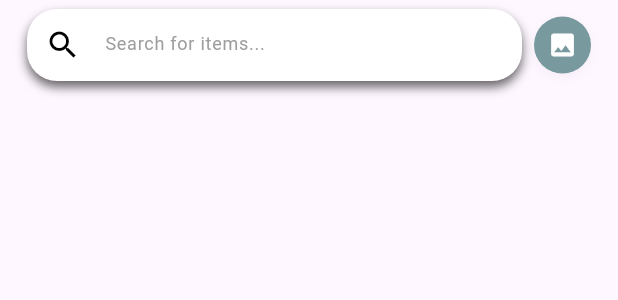
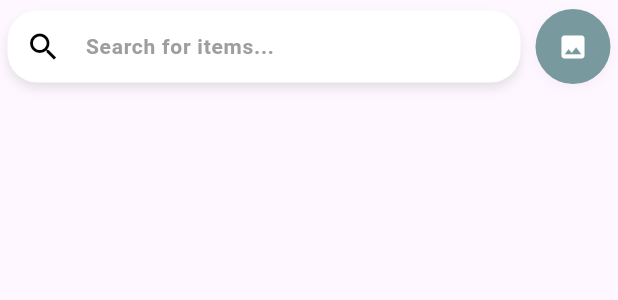
Before and after one commit to VarunDevFD/Wedding_rental_app_user, a Flutter app: the AnimatedSearchBar widget shown alone on an empty page, opened directly, on a phone screen of 412 x 824 dp. Shown: the top 300 px of the screen. Run offline on Flutter 3.47's test engine with Material 3 defaults, Android fonts, the phone set to English and light mode, and no system bars; our stand-ins replace bloc, carousel_slider, cloud_firestore, dartz, equatable, firebase_auth and 9 more; missing offline and left inert: colorful_safe_area; accounts and stored records are empty; statements that could not run were skipped.

Commit message:
search: UI desgin done

```diff
--- a/lib/core/routes/app_blocs.dart
+++ b/lib/core/routes/app_blocs.dart
@@ -3,7 +3,7 @@ import 'package:flutter_bloc/flutter_bloc.dart';
 
 import 'package:vr_wedding_rental/features/auth/presentation/bloc/auth_bloc/auth_bloc_bloc.dart';
 import 'package:vr_wedding_rental/features/auth/presentation/bloc/forgot_pass_word_bloc/forgot_password_bloc_bloc.dart';
-import 'package:vr_wedding_rental/features/home/presentation/bloc/animation_search_bar_bloc/an_search_bloc.dart';
+import 'package:vr_wedding_rental/features/home/presentation/bloc/animation_search_bar_home_bloc/an_search_bloc.dart';
 import 'package:vr_wedding_rental/features/home/presentation/bloc/firebase_category/firebase_category_bloc_bloc.dart';
 
 class AppBlocProvider extends StatelessWidget {
--- a/lib/core/routes/app_router.dart
+++ b/lib/core/routes/app_router.dart
@@ -3,7 +3,8 @@ import 'package:go_router/go_router.dart';
 import 'package:vr_wedding_rental/features/auth/presentation/pages/forgot_screen.dart';
 import 'package:vr_wedding_rental/features/auth/presentation/pages/sign_in_screen.dart';
 import 'package:vr_wedding_rental/features/auth/presentation/pages/sign_up_screen.dart';
-import 'package:vr_wedding_rental/features/home/presentation/page/bottom_navigation_Bar_Items_screen.dart';
+import 'package:vr_wedding_rental/features/home/presentation/page/bottom_navbar_items_screen.dart';
+import 'package:vr_wedding_rental/features/home/presentation/page/search_screen.dart';
 import 'package:vr_wedding_rental/features/onboarding/presentation/page/onboarding/s_onboarding.dart';
 import 'package:vr_wedding_rental/features/onboarding/presentation/page/splash_page/s_splash.dart';
 import 'package:vr_wedding_rental/features/welcome/data/domain/presentation/page/s_welcome.dart';
@@ -36,13 +37,16 @@ class AppRouter {
       ),
       GoRoute(
         path: '/home',
-        builder: (context, state) => HomeScreen(),
+        builder: (context, state) => HomePage(),
       ),
       GoRoute(
         path: '/forgotPassword',
         builder: (context, state) => ForgotPasswordScreen(),
       ),
-
+      GoRoute(
+        path: '/searchPage',
+        builder: (context, state) => const SearchScreen(),
+      ),
     ],
   );
 }
--- a/lib/features/home/presentation/bloc/animation_search_bar_bloc/an_search_bar_state.dart
+++ /dev/null
@@ -1,4 +0,0 @@
-class SearchBarState {
-  final String hintText;
-  SearchBarState(this.hintText);
-}
--- /dev/null
+++ b/lib/features/home/presentation/bloc/animation_search_bar_home_bloc/an_search_bar_state.dart
@@ -0,0 +1,5 @@
+
+class SearchBarState {
+  final String hintText;
+  SearchBarState(this.hintText );
+}
--- a/lib/features/home/presentation/bloc/animation_search_bar_bloc/an_search_bloc.dart
+++ b/lib/features/home/presentation/bloc/animation_search_bar_home_bloc/an_search_bloc.dart
@@ -1,9 +1,9 @@
 import 'dart:async';
+import 'package:flutter/material.dart';
 import 'package:flutter_bloc/flutter_bloc.dart';
 
 import 'an_search_bar_state.dart';
 import 'an_search_event.dart';
-
 
 class SearchBarBloc extends Bloc<SearchBarEvent, SearchBarState> {
   final List<String> hintTextList = [
@@ -16,11 +16,12 @@ class SearchBarBloc extends Bloc<SearchBarEvent, SearchBarState> {
   SearchBarBloc() : super(SearchBarState('Search for items...')) {
     on<UpdateHintText>((event, emit) => _updateHintText(emit));
     _startHintAnimation();
+
   }
 
   void _updateHintText(Emitter<SearchBarState> emit) {
     _currentHintIndex = (_currentHintIndex + 1) % hintTextList.length;
-    emit(SearchBarState(hintTextList[_currentHintIndex]));
+    emit(SearchBarState(hintTextList[_currentHintIndex] ));
   }
 
   void _startHintAnimation() {
--- a/lib/features/home/presentation/bloc/animation_search_bar_bloc/an_search_event.dart
+++ b/lib/features/home/presentation/bloc/animation_search_bar_home_bloc/an_search_event.dart
@@ -1,3 +1,6 @@
+
 class SearchBarEvent {}
 
 class UpdateHintText extends SearchBarEvent {}
+
+class TextfieldFocusChanged extends SearchBarEvent {}
--- a/lib/features/home/presentation/page/Bottom_navigation_Bar_Items_screen.dart
+++ b/lib/features/home/presentation/page/bottom_navbar_items_screen.dart
@@ -8,8 +8,8 @@ import 'package:vr_wedding_rental/features/home/presentation/page/favorites_scre
 import 'package:vr_wedding_rental/features/profile/presentation/pages/profile_screen.dart';
 import 'package:vr_wedding_rental/features/home/presentation/page/home_page.dart';
 
-class HomeScreen extends StatelessWidget {
-  HomeScreen({super.key});
+class HomePage extends StatelessWidget {
+  HomePage({super.key});
 
   @override
   Widget build(BuildContext context) {
@@ -51,7 +51,7 @@ class HomeScreen extends StatelessWidget {
 
   // The screens for each Bottom Navigation tab
   final List<Widget> _bottomNavScreens = [
-    HomePage(),
+    HomeScreen(),
     const BookingScreen(),
     const FavoritesScreen(),
     const ProfileScreen(),
--- a/lib/features/home/presentation/page/home_page.dart
+++ b/lib/features/home/presentation/page/home_page.dart
@@ -5,8 +5,8 @@ import 'package:vr_wedding_rental/features/home/presentation/widgets/category_li
 import 'package:vr_wedding_rental/features/home/presentation/widgets/section_header.dart';
 import 'package:vr_wedding_rental/features/home/presentation/widgets/horizontal_grid_view.dart';
 
-class HomePage extends StatelessWidget {
-  HomePage({super.key});
+class HomeScreen extends StatelessWidget {
+  HomeScreen({super.key});
 
   @override
   Widget build(BuildContext context) {
--- a/lib/features/home/presentation/widgets/animated_search_bar.dart
+++ b/lib/features/home/presentation/widgets/animated_search_bar.dart
@@ -1,8 +1,10 @@
 import 'package:flutter/material.dart';
 import 'package:flutter_bloc/flutter_bloc.dart';
+import 'package:go_router/go_router.dart';
 import 'package:vr_wedding_rental/core/utils/theme/app_colors.dart';
-import 'package:vr_wedding_rental/features/home/presentation/bloc/animation_search_bar_bloc/an_search_bar_state.dart';
-import 'package:vr_wedding_rental/features/home/presentation/bloc/animation_search_bar_bloc/an_search_bloc.dart';
+import 'package:vr_wedding_rental/features/home/presentation/bloc/animation_search_bar_home_bloc/an_search_bar_state.dart';
+import 'package:vr_wedding_rental/features/home/presentation/bloc/animation_search_bar_home_bloc/an_search_bloc.dart';
+import 'package:vr_wedding_rental/features/home/presentation/bloc/animation_search_bar_home_bloc/an_search_event.dart';
 
 class AnimatedSearchBar extends StatelessWidget {
   const AnimatedSearchBar({super.key});
@@ -12,30 +14,40 @@ class AnimatedSearchBar extends StatelessWidget {
     return BlocBuilder<SearchBarBloc, SearchBarState>(
       builder: (context, state) {
         return Padding(
-          padding: const EdgeInsets.symmetric(horizontal: 18, vertical: 6.0),
+          padding: const EdgeInsets.symmetric(horizontal: 5, vertical: 6.0),
+          child: Hero(
+            tag: 'searchBarHero',
+            child: Material(
+              color: Colors.transparent,
               child: Row(
                 mainAxisAlignment: MainAxisAlignment.center,
                 children: [
                   Expanded(
                     child: Container(
                       decoration: BoxDecoration(
-                    color: Colors.white,
+                        color: AppColors.white,
                         borderRadius: BorderRadius.circular(20),
                         boxShadow: [
                           BoxShadow(
-                        color: Colors.black.withAlpha(153),
+                            color: AppColors.black.withAlpha(25),
                             blurRadius: 5.0,
                             offset: const Offset(0, 4),
                           ),
                         ],
                       ),
+                      child: GestureDetector(
+                        onTap: () {
+                          context.push('/searchPage');
+                          context
+                              .read<SearchBarBloc>()
+                              .add(TextfieldFocusChanged());
+                        },
+                        child: AbsorbPointer(
                           child: TextField(
-                    autofocus:
-                        false, // Ensure the keyboard doesn't pop up immediately
                             decoration: InputDecoration(
                               contentPadding: const EdgeInsets.symmetric(
-                        vertical: 10,
-                        horizontal: 12,
+                                vertical: 12,
+                                horizontal: 10,
                               ),
                               prefixIcon: const Icon(
                                 Icons.search,
@@ -44,7 +56,8 @@ class AnimatedSearchBar extends StatelessWidget {
                               hintText: state.hintText,
                               hintStyle: const TextStyle(
                                 color: AppColors.grey,
-                        fontSize: 12,
+                                fontSize: 14,
+                                fontWeight: FontWeight.w600,
                               ),
                               border: InputBorder.none,
                               focusedBorder: InputBorder.none,
@@ -58,13 +71,15 @@ class AnimatedSearchBar extends StatelessWidget {
                           ),
                         ),
                       ),
-              const SizedBox(width: 8.0),
+                    ),
+                  ),
+                  const SizedBox(width: 10.0),
                   Container(
-                height: 38.0,
-                width: 38.0,
+                    height: 50.0,
+                    width: 50.0,
                     decoration: BoxDecoration(
                       color: AppColors.buttonTextColor,
-                  borderRadius: BorderRadius.circular(22.0),
+                      borderRadius: BorderRadius.circular(25.0),
                       boxShadow: [
                         BoxShadow(
                           color: Colors.black.withAlpha(10),
@@ -74,8 +89,8 @@ class AnimatedSearchBar extends StatelessWidget {
                       ],
                     ),
                     child: IconButton(
-                  icon:
-                      const Icon(Icons.image, color: AppColors.white, size: 20),
+                      icon: const Icon(Icons.image,
+                          color: AppColors.white, size: 20),
                       onPressed: () {
                         // Close the keyboard when this button is clicked
                       },
@@ -83,6 +98,8 @@ class AnimatedSearchBar extends StatelessWidget {
                   ),
                 ],
               ),
+            ),
+          ),
         );
       },
     );
--- a/pubspec.yaml
+++ b/pubspec.yaml
@@ -35,6 +35,7 @@ dependencies:
   # Use with the CupertinoIcons class for iOS style icons.
   cupertino_icons: ^1.0.6
   flutter_bloc: ^8.1.6
+  flutter_typeahead: ^5.2.0
   font_awesome_flutter: ^10.7.0
   firebase_core: ^3.6.0
   firebase_auth: ^5.3.0
```
Also changed, not shown: lib/features/home/presentation/page/search_screen.dart (added, +156 -0 lines), pubspec.lock, 1 other file. Lines whose indentation alone changed are shown as unchanged.
